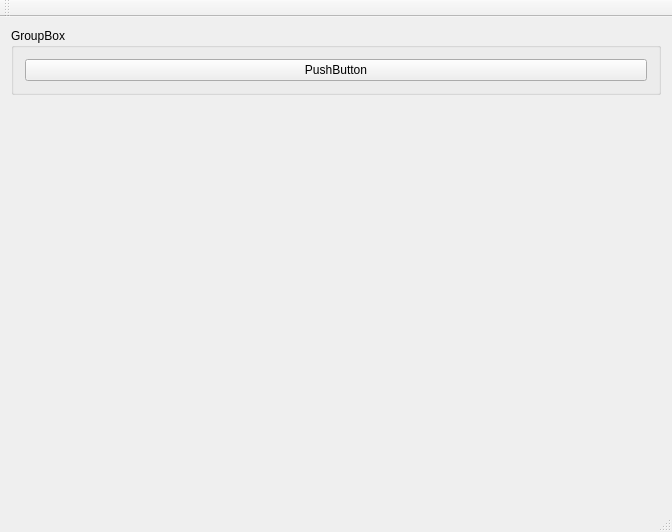
Old version of the form src/ogrebullet_sandbox/ogrebulletwindows.ui in the repository GeneCraft/GeneCraft-Project.
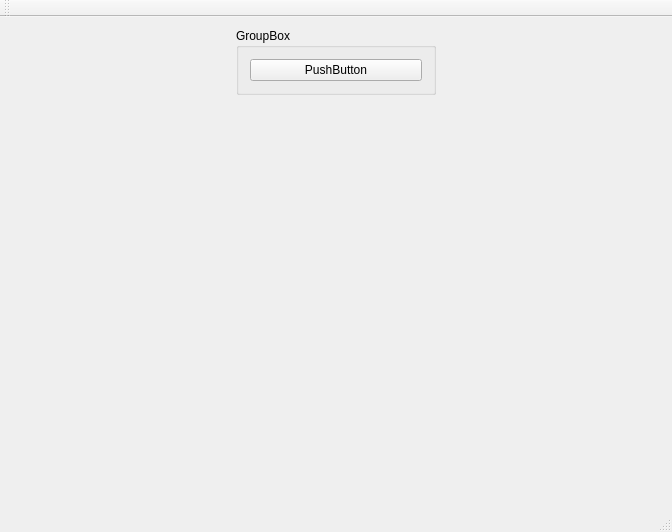
New version of the form.

Diff of the .ui file:
```diff
--- a/src/ogrebullet_sandbox/ogrebulletwindows.ui
+++ b/src/ogrebullet_sandbox/ogrebulletwindows.ui
@@ -19,6 +19,12 @@
      <layout class="QVBoxLayout" name="verticalLayout">
       <item>
        <widget class="QGroupBox" name="groupBox">
+        <property name="maximumSize">
+         <size>
+          <width>200</width>
+          <height>16777215</height>
+         </size>
+        </property>
         <property name="title">
          <string>GroupBox</string>
         </property>
```
